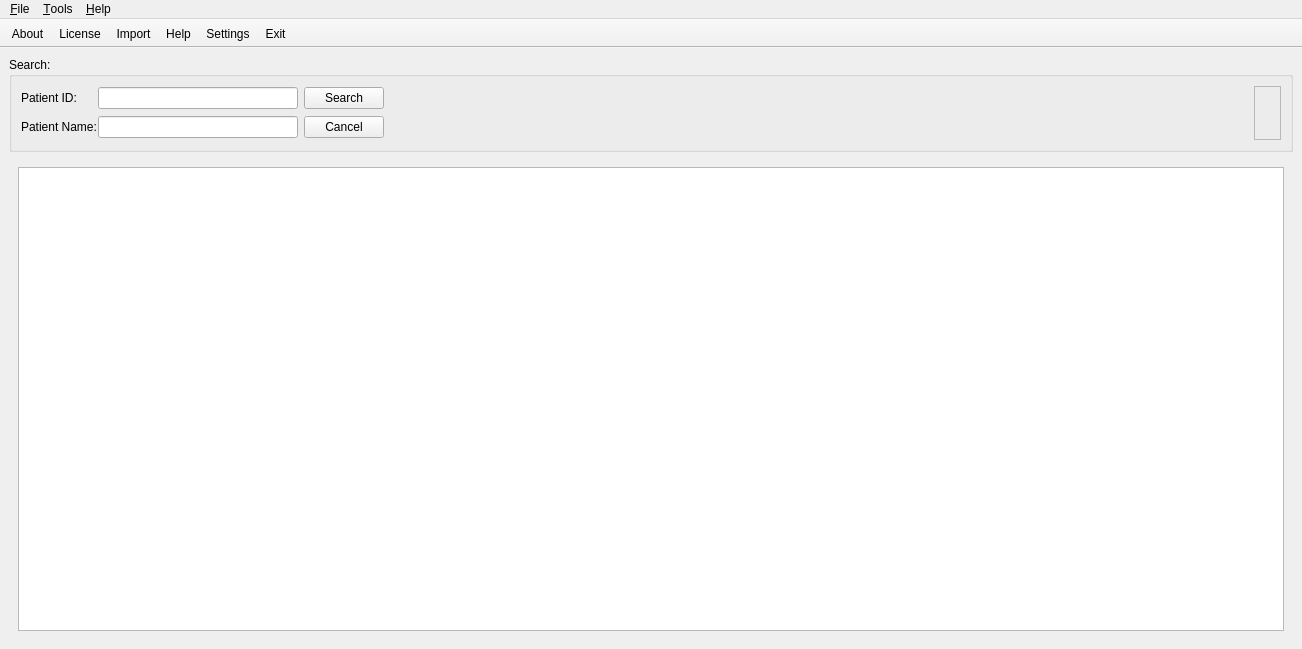
Old version of the form ui/mainwindow.ui in the repository melnaquib/beamdicom.
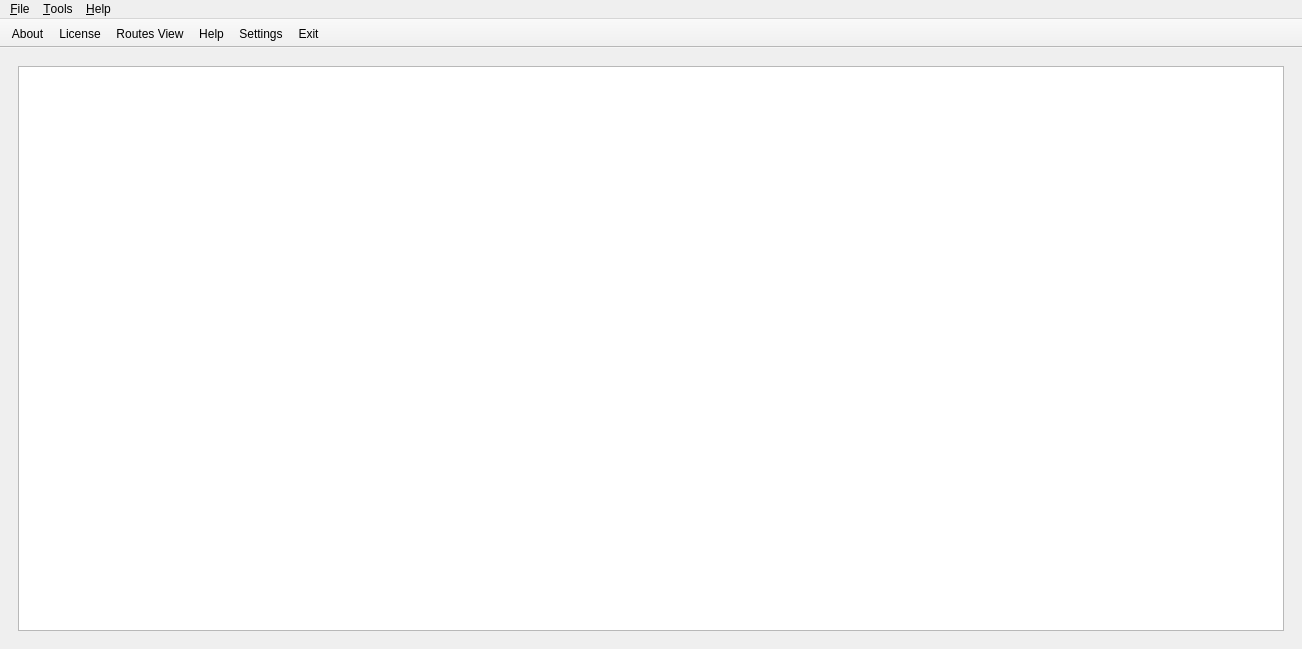
New version of the form. The open tabs and pages were chosen to show the change. Icons and pictures are not drawn.

Commit message: added option to view routes table

What changed in the file:
```diff
--- a/ui/mainwindow.ui
+++ b/ui/mainwindow.ui
@@ -20,171 +20,6 @@
   <widget class="QWidget" name="centralWidget">
    <layout class="QGridLayout" name="gridLayout_3">
     <item row="0" column="0">
-     <widget class="QGroupBox" name="groupBox">
-      <property name="title">
-       <string>Search:</string>
-      </property>
-      <layout class="QGridLayout" name="gridLayout_2">
-       <item row="0" column="2">
-        <spacer name="horizontalSpacer">
-         <property name="orientation">
-          <enum>Qt::Horizontal</enum>
-         </property>
-         <property name="sizeHint" stdset="0">
-          <size>
-           <width>40</width>
-           <height>20</height>
-          </size>
-         </property>
-        </spacer>
-       </item>
-       <item row="0" column="0">
-        <layout class="QGridLayout" name="gridLayout">
-         <property name="sizeConstraint">
-          <enum>QLayout::SetDefaultConstraint</enum>
-         </property>
-         <property name="horizontalSpacing">
-          <number>1</number>
-         </property>
-         <item row="1" column="1">
-          <widget class="QLineEdit" name="patientNameSearchFld">
-           <property name="sizePolicy">
-            <sizepolicy hsizetype="Preferred" vsizetype="Fixed">
-             <horstretch>0</horstretch>
-             <verstretch>0</verstretch>
-            </sizepolicy>
-           </property>
-           <property name="minimumSize">
-            <size>
-             <width>200</width>
-             <height>0</height>
-            </size>
-           </property>
-           <property name="maximumSize">
-            <size>
-             <width>400</width>
-             <height>16777215</height>
-            </size>
-           </property>
-          </widget>
-         </item>
-         <item row="0" column="1">
-          <widget class="QLineEdit" name="patientIDSearchFld">
-           <property name="sizePolicy">
-            <sizepolicy hsizetype="Preferred" vsizetype="Fixed">
-             <horstretch>0</horstretch>
-             <verstretch>0</verstretch>
-            </sizepolicy>
-           </property>
-           <property name="minimumSize">
-            <size>
-             <width>200</width>
-             <height>0</height>
-            </size>
-           </property>
-           <property name="maximumSize">
-            <size>
-             <width>400</width>
-             <height>16777215</height>
-            </size>
-           </property>
-          </widget>
-         </item>
-         <item row="1" column="0">
-          <widget class="QLabel" name="label_2">
-           <property name="maximumSize">
-            <size>
-             <width>200</width>
-             <height>16777215</height>
-            </size>
-           </property>
-           <property name="text">
-            <string>Patient Name:</string>
-           </property>
-          </widget>
-         </item>
-         <item row="0" column="0">
-          <widget class="QLabel" name="label">
-           <property name="sizePolicy">
-            <sizepolicy hsizetype="Fixed" vsizetype="Preferred">
-             <horstretch>0</horstretch>
-             <verstretch>0</verstretch>
-            </sizepolicy>
-           </property>
-           <property name="maximumSize">
-            <size>
-             <width>200</width>
-             <height>16777215</height>
-            </size>
-           </property>
-           <property name="text">
-            <string>Patient ID:</string>
-           </property>
-          </widget>
-         </item>
-        </layout>
-       </item>
-       <item row="0" column="1">
-        <layout class="QVBoxLayout" name="verticalLayout">
-         <item>
-          <widget class="QPushButton" name="searchBtn">
-           <property name="text">
-            <string>Search</string>
-           </property>
-          </widget>
-         </item>
-         <item>
-          <widget class="QPushButton" name="cancelBtn">
-           <property name="text">
-            <string>Cancel</string>
-           </property>
-          </widget>
-         </item>
-        </layout>
-       </item>
-       <item row="0" column="4">
-        <widget class="QFrame" name="frame">
-         <property name="frameShape">
-          <enum>QFrame::StyledPanel</enum>
-         </property>
-         <property name="frameShadow">
-          <enum>QFrame::Raised</enum>
-         </property>
-         <layout class="QVBoxLayout" name="verticalLayout_2">
-          <item>
-           <widget class="QLabel" name="totalCasesLabel">
-            <property name="text">
-             <string/>
-            </property>
-           </widget>
-          </item>
-          <item>
-           <widget class="QLabel" name="totalImagesLabel">
-            <property name="text">
-             <string/>
-            </property>
-           </widget>
-          </item>
-         </layout>
-        </widget>
-       </item>
-       <item row="0" column="3">
-        <spacer name="horizontalSpacer_2">
-         <property name="orientation">
-          <enum>Qt::Horizontal</enum>
-         </property>
-         <property name="sizeHint" stdset="0">
-          <size>
-           <width>40</width>
-           <height>20</height>
-          </size>
-         </property>
-        </spacer>
-       </item>
-      </layout>
-     </widget>
-    </item>
-    <item row="1" column="0">
      <widget class="QStackedWidget" name="studiesStackedWidget">
       <property name="currentIndex">
        <number>1</number>
@@ -328,7 +163,7 @@
    </attribute>
    <addaction name="action_About"/>
    <addaction name="action_License"/>
-   <addaction name="actionImport"/>
+   <addaction name="rou_tes_ViewAction"/>
    <addaction name="action_Help"/>
    <addaction name="action_Settings"/>
    <addaction name="action_Exit"/>
@@ -460,6 +295,18 @@
     <string>Delete Study</string>
    </property>
   </action>
+  <action name="rou_tes_ViewAction">
+   <property name="checkable">
+    <bool>true</bool>
+   </property>
+   <property name="icon">
+    <iconset resource="../res/images.qrc">
+     <normaloff>:/images/import.png</normaloff>:/images/import.png</iconset>
+   </property>
+   <property name="text">
+    <string>Rou&amp;tes View</string>
+   </property>
+  </action>
  </widget>
  <resources>
   <include location="../res/images.qrc"/>
```
Left out of the diff: 2 changed lines with no effect on the pictures. The commit also changes 5 other files.
